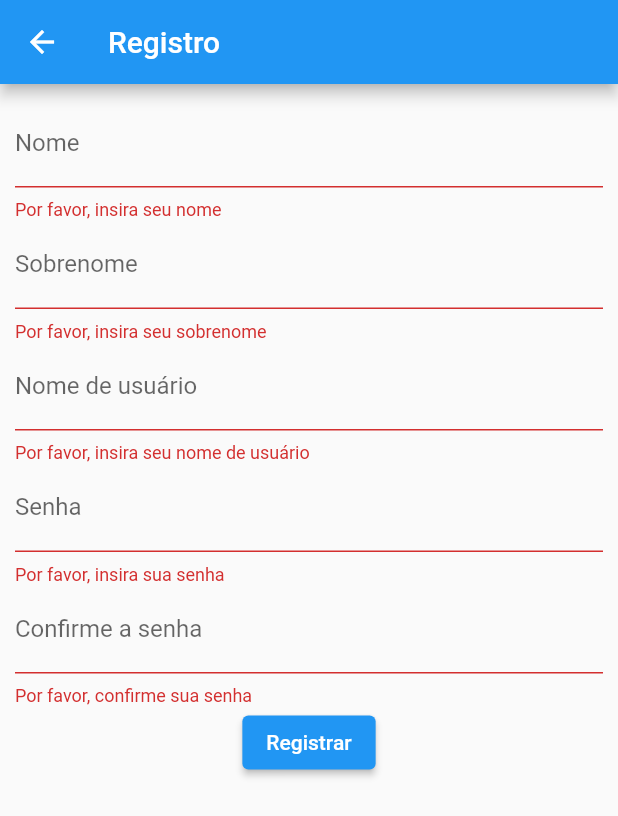
After one commit to Ruan12419/telelist, a Flutter app: the Register screen opened directly, after a tap on "Registrar", on a phone screen of 412 x 824 dp. The commit adds this screen. Shown: the top 816 px of the screen. Run offline on Flutter 3.47's test engine with Material 2 defaults, Android fonts, the phone set to English and light mode, and no system bars.

Commit message:
Separação da lógica em diferentes arquivos; Criação dos arquivos user, register e profile

```diff
--- /dev/null
+++ b/lib/models/user.dart
@@ -0,0 +1,45 @@
+import 'package:flutter/foundation.dart';
+
+class User with ChangeNotifier {
+  String _username = '';
+  String _password = '';
+  String _firstName = '';
+  String _lastName = '';
+  Map<String, String> _registeredUsers = {};
+
+  String get username => _username;
+  String get password => _password;
+  String get firstName => _firstName;
+  String get lastName => _lastName;
+
+  void setUsername(String username) {
+    _username = username;
+    notifyListeners();
+  }
+
+  void setPassword(String password) {
+    _password = password;
+    notifyListeners();
+  }
+
+  void setFirstName(String firstName) {
+    _firstName = firstName;
+    notifyListeners();
+  }
+
+  void setLastName(String lastName) {
+    _lastName = lastName;
+    notifyListeners();
+  }
+
+  void registerUser(
+      String username, String password, String firstName, String lastName) {
+    _registeredUsers[username] = password;
+    _firstName = firstName;
+    _lastName = lastName;
+  }
+
+  bool isUserRegistered(String username, String password) {
+    return _registeredUsers[username] == password;
+  }
+}
--- /dev/null
+++ b/lib/screens/register.dart
@@ -0,0 +1,120 @@
+import 'package:flutter/material.dart';
+import 'package:provider/provider.dart';
+import '/screens/home.dart';
+import '/models/user.dart';
+
+class Register extends StatefulWidget {
+  const Register({super.key});
+
+  @override
+  _RegisterState createState() => _RegisterState();
+}
+
+class _RegisterState extends State<Register> {
+  final _formKey = GlobalKey<FormState>();
+  String? _password; // Variável local para armazenar temporariamente a senha
+
+  @override
+  Widget build(BuildContext context) {
+    var user = Provider.of<User>(context);
+    return Scaffold(
+      appBar: AppBar(
+        title: const Text('Registro'),
+      ),
+      body: Padding(
+        padding: const EdgeInsets.all(10),
+        child: Form(
+          key: _formKey,
+          child: Column(
+            children: <Widget>[
+              TextFormField(
+                decoration: const InputDecoration(
+                  labelText: 'Nome',
+                ),
+                validator: (value) {
+                  if (value == null || value.isEmpty) {
+                    return 'Por favor, insira seu nome';
+                  }
+                  return null;
+                },
+                onSaved: (value) => user.setFirstName(value!),
+              ),
+              TextFormField(
+                decoration: const InputDecoration(
+                  labelText: 'Sobrenome',
+                ),
+                validator: (value) {
+                  if (value == null || value.isEmpty) {
+                    return 'Por favor, insira seu sobrenome';
+                  }
+                  return null;
+                },
+                onSaved: (value) => user.setLastName(value!),
+              ),
+              TextFormField(
+                initialValue: user.username,
+                decoration: const InputDecoration(
+                  labelText: 'Nome de usuário',
+                ),
+                validator: (value) {
+                  if (value == null || value.isEmpty) {
+                    return 'Por favor, insira seu nome de usuário';
+                  }
+                  return null;
+                },
+                onSaved: (value) => user.setUsername(value!),
+              ),
+              TextFormField(
+                decoration: const InputDecoration(
+                  labelText: 'Senha',
+                ),
+                obscureText: true,
+                onChanged: (value) => _password =
+                    value, // Salve a senha na variável local quando o valor mudar
+                validator: (value) {
+                  if (value == null || value.isEmpty) {
+                    return 'Por favor, insira sua senha';
+                  }
+                  return null;
+                },
+              ),
+              TextFormField(
+                decoration: const InputDecoration(
+                  labelText: 'Confirme a senha',
+                ),
+                obscureText: true,
+                validator: (value) {
+                  if (value == null || value.isEmpty) {
+                    return 'Por favor, confirme sua senha';
+                  }
+                  if (value != _password) {
+                    return 'As senhas não correspondem';
+                  }
+                  return null;
+                },
+                onSaved: (value) {
+                  user.setPassword(
+                      _password!); // Defina a senha do usuário depois de validar
+                  user.registerUser(user.username, user.password,
+                      user.firstName, user.lastName); // Registre o usuário
+                },
+              ),
+              ElevatedButton(
+                child: const Text('Registrar'),
+                onPressed: () {
+                  if (_formKey.currentState!.validate()) {
+                    _formKey.currentState!.save();
+                    Navigator.pushReplacement(
+                      context,
+                      MaterialPageRoute(builder: (context) => const Home()),
+                    );
+                  }
+                },
+              ),
+            ],
+          ),
+        ),
+      ),
+    );
+  }
+}
--- a/pubspec.yaml
+++ b/pubspec.yaml
@@ -30,6 +30,9 @@ environment:
 dependencies:
   flutter:
     sdk: flutter
+  provider: ^6.0.5
+  sqflite: ^2.0.3
+  path: ^1.8.0
 
 
   # The following adds the Cupertino Icons font to your application.
```
Also changed, not shown: lib/main.dart (+12 -103 lines), lib/screens/home.dart (added, +76 -0 lines), lib/screens/login.dart (added, +90 -0 lines), lib/screens/profile.dart (added, +106 -0 lines), pubspec.lock, 2 other files.
